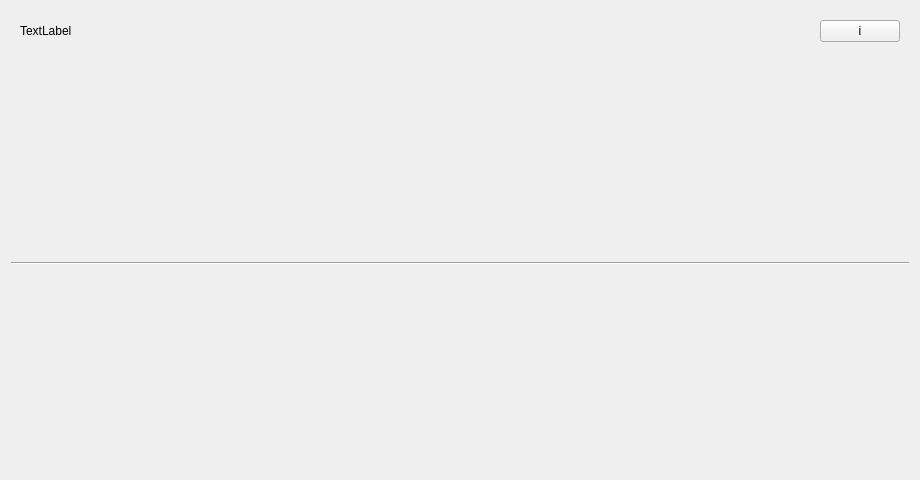
jgrewe/NixView, file views/TagViewListed.ui: the form before one commit.
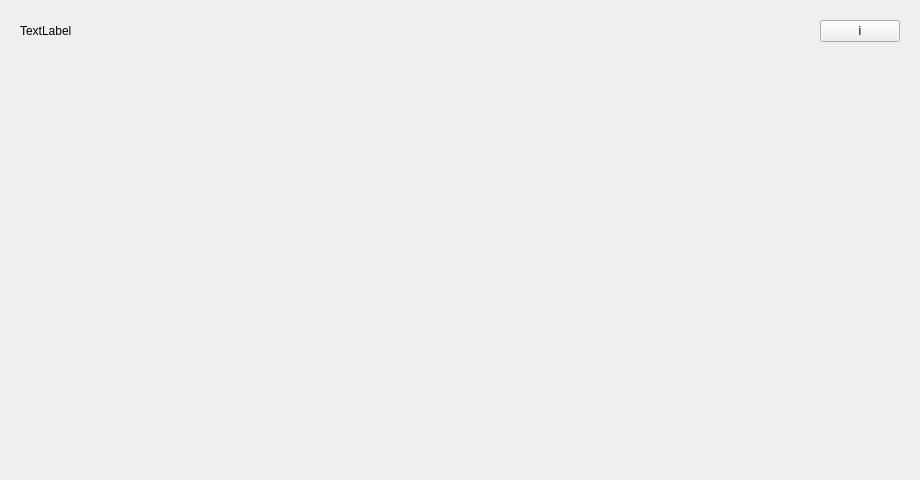
The form after the commit.

Commit message: new view for tags and multitags

```diff
--- a/views/TagViewListed.ui
+++ b/views/TagViewListed.ui
@@ -58,18 +58,6 @@
      <layout class="QVBoxLayout" name="verticalLayout"/>
     </widget>
    </item>
-   <item>
-    <widget class="Line" name="line">
-     <property name="orientation">
-      <enum>Qt::Horizontal</enum>
-     </property>
-    </widget>
-   </item>
-   <item>
-    <widget class="QWidget" name="FeatureWidget" native="true">
-     <layout class="QVBoxLayout" name="verticalLayout_3"/>
-    </widget>
-   </item>
   </layout>
  </widget>
  <resources/>
```
Left out of the diff: 4 changed lines with no effect on the pictures. The commit also changes 2 other files.
